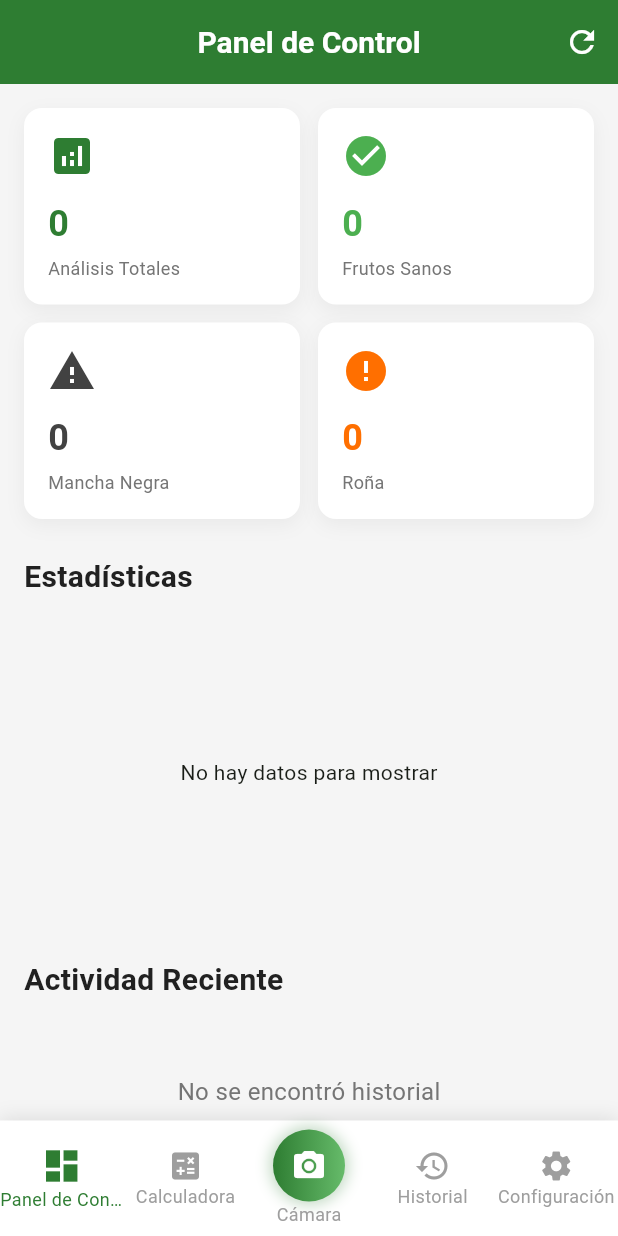
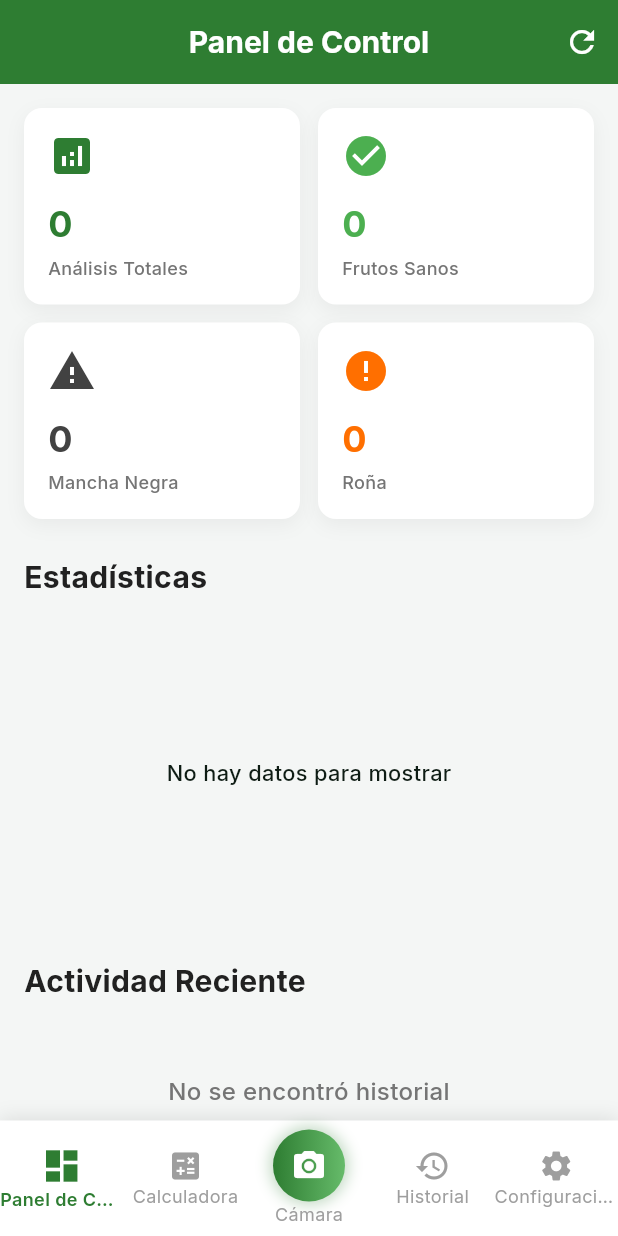
Before and after one commit to marinjosue/avocado-disease-detection-app, a Flutter app: the screen it shows after launch, on a phone screen of 412 x 824 dp. Run offline on Flutter 3.47's test engine with Material 3 defaults, Android fonts, the phone set to English and light mode, and no system bars; our stand-ins replace connectivity_plus, fl_chart, image_picker, shared_preferences, sqflite; accounts and stored records are empty.

Commit message:
feat(theme): wire light/dark themes and ThemeProvider into app; fix smoke test

```diff
--- a/lib/main.dart
+++ b/lib/main.dart
@@ -2,17 +2,17 @@ import 'package:flutter/material.dart';
 import 'package:flutter/services.dart';
 import 'package:provider/provider.dart';
 
-import 'core/constants/colors.dart';
 import 'l10n/app_localizations.dart';
+import 'core/theme/app_theme.dart';
 import 'core/providers/locale_provider.dart';
 import 'core/providers/connectivity_provider.dart';
+import 'core/providers/theme_provider.dart';
 import 'features/main/presentation/pages/main_page.dart';
 import 'features/detection/presentation/providers/detection_provider.dart';
 
 void main() async {
   WidgetsFlutterBinding.ensureInitialized();
 
-  // Configurar orientación vertical
   SystemChrome.setPreferredOrientations([
     DeviceOrientation.portraitUp,
     DeviceOrientation.portraitDown,
@@ -31,41 +31,19 @@ class AvoScanApp extends StatelessWidget {
         ChangeNotifierProvider(create: (_) => LocaleProvider()),
         ChangeNotifierProvider(create: (_) => ConnectivityProvider()),
         ChangeNotifierProvider(create: (_) => DetectionProvider()),
+        ChangeNotifierProvider(create: (_) => ThemeProvider()),
       ],
-      child: Consumer<LocaleProvider>(
-        builder: (context, localeProvider, child) {
+      child: Consumer2<LocaleProvider, ThemeProvider>(
+        builder: (context, localeProvider, themeProvider, child) {
           return MaterialApp(
             title: 'AvoScan AI',
             debugShowCheckedModeBanner: false,
-
-            // Localization
             locale: localeProvider.locale,
             localizationsDelegates: AppLocalizations.localizationsDelegates,
             supportedLocales: AppLocalizations.supportedLocales,
-
-            // Theme
-            theme: ThemeData(
-              useMaterial3: true,
-              colorScheme: ColorScheme.fromSeed(
-                seedColor: AppColors.primary,
-                primary: AppColors.primary,
-                secondary: AppColors.accent,
-                background: AppColors.background,
-              ),
-              appBarTheme: const AppBarTheme(
-                centerTitle: true,
-                elevation: 0,
-                iconTheme: IconThemeData(color: AppColors.white),
-                titleTextStyle: TextStyle(
-                  color: AppColors.white,
-                  fontSize: 20,
-                  fontWeight: FontWeight.w600,
-                ),
-              ),
-              scaffoldBackgroundColor: AppColors.background,
-            ),
-
-            // Routes
+            theme: AppTheme.light,
+            darkTheme: AppTheme.dark,
+            themeMode: themeProvider.themeMode,
             initialRoute: '/',
             routes: {
               '/': (context) => const MainPage(),
```
Also changed, not shown: 1 other file.
